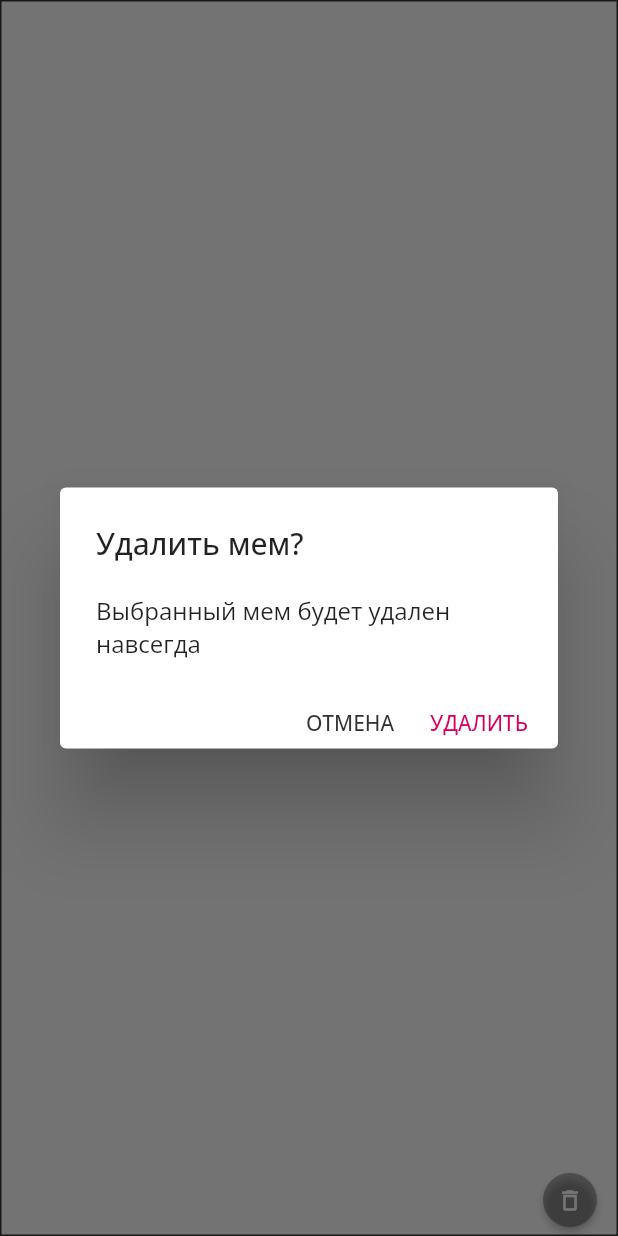
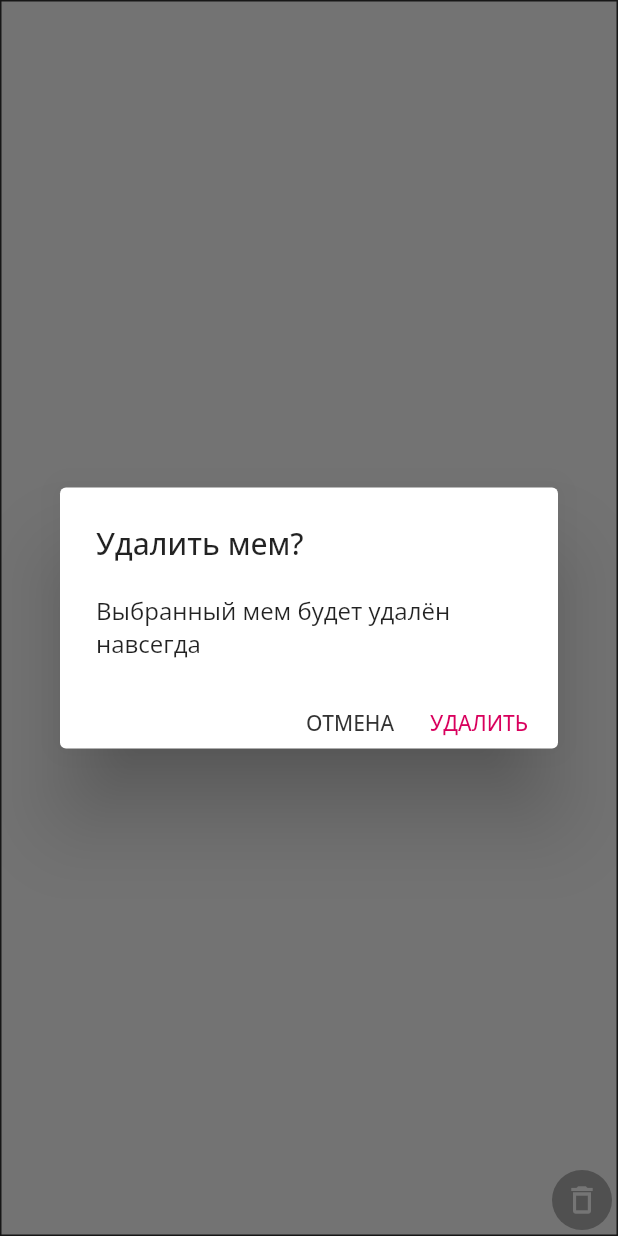
Before and after one commit to 8thgencore/memogenerator, a Flutter app: the MemeGridItem widget shown alone on an empty page, opened directly with empty values, after a tap on the "delete outline" icon, on a phone screen of 412 x 824 dp. Run offline on Flutter 3.47's test engine with Material 2 defaults, Android fonts, the phone set to English and light mode, and no system bars; our stand-ins replace equatable, google_fonts, image_picker, rxdart, screenshot, share_plus and 1 more; accounts and stored records are empty.

Commit message:
Edit delete bottom in grid item

```diff
--- a/lib/domain/interactors/delete_meme_interactor.dart
+++ /dev/null
@@ -1,15 +0,0 @@
-import 'package:memogenerator/data/repositories/memes_repository.dart';
-
-class DeleteMemeInteractor {
-  static DeleteMemeInteractor? _instance;
-
-  factory DeleteMemeInteractor.getInstance() => _instance ?? DeleteMemeInteractor._internal();
-
-  DeleteMemeInteractor._internal();
-
-  Future<bool> deleteMeme({
-    required final String id,
-  }) async {
-    return MemesRepository.getInstance().removeFromMemes(id);
-  }
-}
--- a/lib/domain/interactors/delete_template_interactor.dart
+++ /dev/null
@@ -1,16 +0,0 @@
-import 'package:memogenerator/data/repositories/templates_repository.dart';
-
-class DeleteTemplateInteractor {
-  static DeleteTemplateInteractor? _instance;
-
-  factory DeleteTemplateInteractor.getInstance() =>
-      _instance ?? DeleteTemplateInteractor._internal();
-
-  DeleteTemplateInteractor._internal();
-
-  Future<bool> deleteTemplate({
-    required final String id,
-  }) async {
-    return TemplatesRepository.getInstance().removeFromTemplates(id);
-  }
-}
--- a/lib/presentation/main/main_bloc.dart
+++ b/lib/presentation/main/main_bloc.dart
@@ -5,8 +5,6 @@ import 'package:memogenerator/data/models/meme.dart';
 import 'package:memogenerator/data/models/template.dart';
 import 'package:memogenerator/data/repositories/memes_repository.dart';
 import 'package:memogenerator/data/repositories/templates_repository.dart';
-import 'package:memogenerator/domain/interactors/delete_meme_interactor.dart';
-import 'package:memogenerator/domain/interactors/delete_template_interactor.dart';
 import 'package:memogenerator/domain/interactors/save_template_interactor.dart';
 import 'package:memogenerator/presentation/main/memes_with_docs_path.dart';
 import 'package:memogenerator/presentation/main/models/template_full.dart';
@@ -46,11 +44,11 @@ class MainBloc {
   }
 
   void deleteMeme(String memeId) async {
-    await DeleteMemeInteractor.getInstance().deleteMeme(id: memeId);
+    await MemesRepository.getInstance().removeFromMemes(memeId);
   }
 
   void deleteTemplate(String templateId) async {
-    await DeleteTemplateInteractor.getInstance().deleteTemplate(id: templateId);
+    await TemplatesRepository.getInstance().removeFromTemplates(templateId);
   }
 
   void dispose() {}
--- a/lib/presentation/main/main_page.dart
+++ b/lib/presentation/main/main_page.dart
@@ -183,52 +183,89 @@ class CreatedMemesGrid extends StatelessWidget {
   }
 }
 
-class DeleteElevatedButton extends StatelessWidget {
-  const DeleteElevatedButton({
-    required this.id,
-    required this.object,
+class MemeGridItem extends StatelessWidget {
+  const MemeGridItem({
     Key? key,
+    required this.docsPath,
+    required this.meme,
   }) : super(key: key);
 
-  final String id;
-  final String object;
+  final Meme meme;
+  final String docsPath;
 
   @override
   Widget build(BuildContext context) {
     final bloc = Provider.of<MainBloc>(context, listen: false);
-    return Align(
-      alignment: Alignment.bottomRight,
-      child: ElevatedButton(
-        style: ElevatedButton.styleFrom(
-          shape: CircleBorder(),
-          primary: AppColors.darkGrey38,
+    final imageFile = File("$docsPath${Platform.pathSeparator}${meme.id}.png");
+    return GestureDetector(
+      onTap: () {
+        Navigator.of(context).push(
+          MaterialPageRoute(
+            builder: (context) {
+              return CreateMemePage(id: meme.id);
+            },
           ),
-        child: Icon(
-          Icons.delete_outline,
-          size: 18,
+        );
+      },
+      child: Stack(
+        children: [
+          Container(
+            alignment: Alignment.centerLeft,
+            decoration: BoxDecoration(
+              border: Border.all(color: AppColors.darkGrey, width: 1),
             ),
-        onPressed: () async {
-          final delete = await showAlertDialog(context, object) ?? false;
-          if (delete == true) {
-            if (object == "мем") {
-              bloc.deleteMeme(id);
-            } else {
-              bloc.deleteTemplate(id);
+            child: imageFile.existsSync() ? Image.file(imageFile) : Text(meme.id),
+          ),
+          Positioned(
+            bottom: 4,
+            right: 4,
+            child: DeleteButton(
+              onDeleteAction: () => bloc.deleteMeme(meme.id),
+              itemName: 'мем',
+            ),
+          ),
+          // DeleteElevatedButton(id: meme.id, object: "мем"),
+        ],
+      ),
+    );
   }
 }
+
+class DeleteButton extends StatelessWidget {
+  final String itemName;
+  final VoidCallback onDeleteAction;
+
+  const DeleteButton({
+    Key? key,
+    required this.onDeleteAction,
+    required this.itemName,
+  }) : super(key: key);
+
+  @override
+  Widget build(BuildContext context) {
+    return GestureDetector(
+      onTap: () async {
+        final delete = await showConfirmationDeleteDialog(context) ?? false;
+        if (delete) {
+          onDeleteAction();
+        }
       },
+      child: Container(
+        padding: EdgeInsets.all(8),
+        decoration: BoxDecoration(color: AppColors.darkGrey38, shape: BoxShape.circle),
+        child: Icon(Icons.delete_outline, size: 24, color: Colors.white),
       ),
     );
   }
 
-  Future<bool?> showAlertDialog(BuildContext context, String object) {
+  Future<bool?> showConfirmationDeleteDialog(BuildContext context) {
     return showDialog(
       context: context,
       builder: (context) {
         return AlertDialog(
-          title: Text("Удалить $object?"),
+          title: Text("Удалить $itemName?"),
           actionsPadding: EdgeInsets.symmetric(horizontal: 16),
-          content: Text("Выбранный $object будет удален навсегда"),
+          content: Text("Выбранный $itemName будет удалён навсегда"),
           actions: [
             AppButton(
               onTap: () => Navigator.of(context).pop(false),
@@ -242,45 +279,6 @@ class DeleteElevatedButton extends StatelessWidget {
           ],
         );
       },
-    );
-  }
-}
-
-class MemeGridItem extends StatelessWidget {
-  const MemeGridItem({
-    Key? key,
-    required this.docsPath,
-    required this.meme,
-  }) : super(key: key);
-
-  final Meme meme;
-  final String docsPath;
-
-  @override
-  Widget build(BuildContext context) {
-    final imageFile = File("$docsPath${Platform.pathSeparator}${meme.id}.png");
-    return Stack(
-      children: [
-        GestureDetector(
-          onTap: () {
-            Navigator.of(context).push(
-              MaterialPageRoute(
-                builder: (context) {
-                  return CreateMemePage(id: meme.id);
-                },
-              ),
-            );
-          },
-          child: Container(
-            alignment: Alignment.centerLeft,
-            decoration: BoxDecoration(
-              border: Border.all(color: AppColors.darkGrey, width: 1),
-            ),
-            child: imageFile.existsSync() ? Image.file(imageFile) : Text(meme.id),
-          ),
-        ),
-        DeleteElevatedButton(id: meme.id, object: "мем"),
-      ],
     );
   }
 }
@@ -322,10 +320,9 @@ class TemplateGridItem extends StatelessWidget {
 
   @override
   Widget build(BuildContext context) {
+    final bloc = Provider.of<MainBloc>(context, listen: false);
     final imageFile = File(template.fullImagePath);
-    return Stack(
-      children: [
-        GestureDetector(
+    return GestureDetector(
       onTap: () {
         Navigator.of(context).push(
           MaterialPageRoute(
@@ -335,16 +332,26 @@ class TemplateGridItem extends StatelessWidget {
           ),
         );
       },
-          child: Container(
+      child: Stack(
+        children: [
+          Container(
             alignment: Alignment.centerLeft,
             decoration: BoxDecoration(
               border: Border.all(color: AppColors.darkGrey, width: 1),
             ),
             child: imageFile.existsSync() ? Image.file(imageFile) : Text(template.id),
           ),
+          Positioned(
+            bottom: 4,
+            right: 4,
+            child: DeleteButton(
+              onDeleteAction: () => bloc.deleteTemplate(template.id),
+              itemName: 'шаблон',
             ),
-        DeleteElevatedButton(id: template.id, object: "шаблон"),
+          ),
+          // DeleteElevatedButton(id: template.id, object: "шаблон"),
         ],
+      ),
     );
   }
 }
```
Also changed, not shown: 1 other file. Lines whose indentation alone changed are shown as unchanged.
